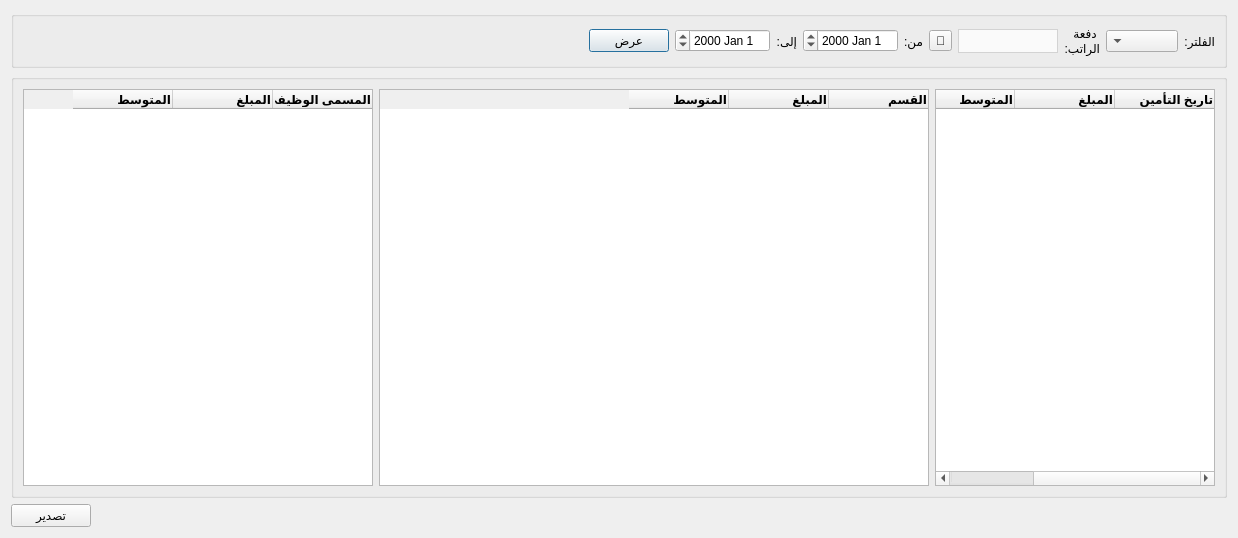
Above: Ui_Insurance_Report.ui from rabee361/E-commerce2 before the change. Below: the same form after it.
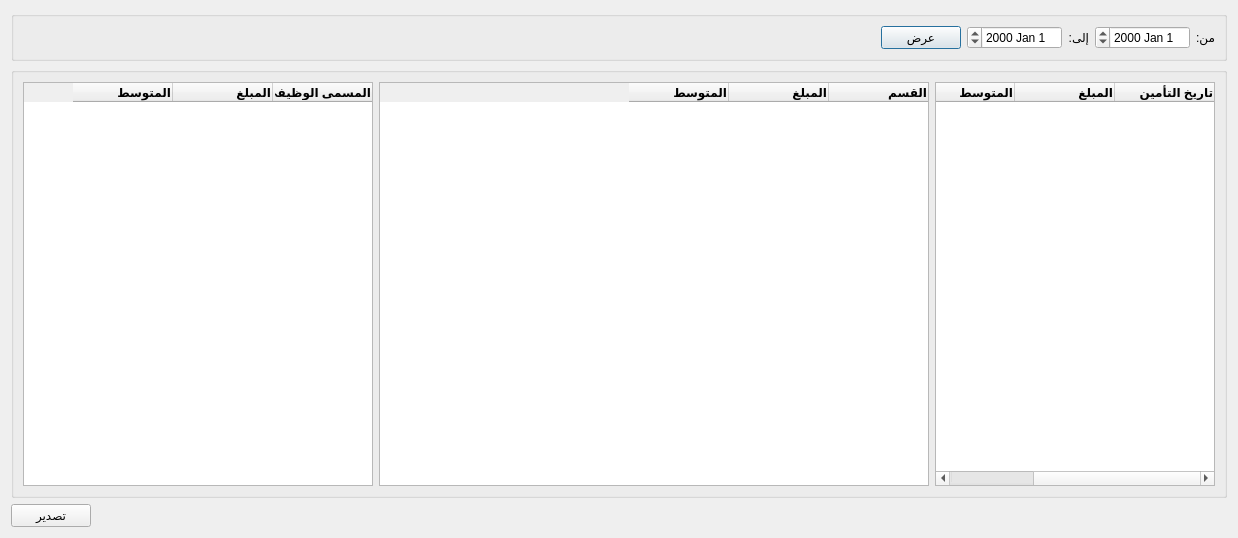
That is the form after the change.

Diff of the .ui file:
```diff
--- a/Ui_Insurance_Report.ui
+++ b/Ui_Insurance_Report.ui
@@ -38,8 +38,18 @@
       <string/>
      </property>
      <layout class="QGridLayout" name="gridLayout">
+      <item row="0" column="3">
+       <widget class="QDateEdit" name="to_date"/>
+      </item>
+      <item row="0" column="2">
+       <widget class="QLabel" name="label_4">
+        <property name="text">
+         <string>إلى:</string>
+        </property>
+       </widget>
+      </item>
       <item row="0" column="0">
-       <widget class="QLabel" name="label_2">
+       <widget class="QLabel" name="label">
         <property name="maximumSize">
          <size>
           <width>16777215</width>
@@ -47,11 +57,24 @@
          </size>
         </property>
         <property name="text">
-         <string>الفلتر:</string>
+         <string>من:</string>
         </property>
        </widget>
       </item>
-      <item row="0" column="10">
+      <item row="0" column="4">
+       <widget class="QPushButton" name="calc_btn">
+        <property name="maximumSize">
+         <size>
+          <width>16777215</width>
+          <height>16777215</height>
+         </size>
+        </property>
+        <property name="text">
+         <string>عرض</string>
+        </property>
+       </widget>
+      </item>
+      <item row="0" column="5">
        <spacer name="horizontalSpacer_3">
         <property name="orientation">
          <enum>Qt::Horizontal</enum>
@@ -64,105 +87,9 @@
         </property>
        </spacer>
       </item>
-      <item row="0" column="7">
-       <widget class="QLabel" name="label_4">
-        <property name="text">
-         <string>إلى:</string>
-        </property>
-       </widget>
-      </item>
-      <item row="0" column="3">
-       <widget class="QComboBox" name="salary_block_combobox">
-        <property name="minimumSize">
-         <size>
-          <width>100</width>
-          <height>0</height>
-         </size>
-        </property>
-        <property name="maximumSize">
-         <size>
-          <width>16777215</width>
-          <height>16777215</height>
-         </size>
-        </property>
-        <property name="styleSheet">
-         <string notr="true">QComboBox {
-        background-color: #fafafa;
-        border: 1px solid lightgrey;		
-		height: 22px;
-		color: black;
-    }
-    QComboBox::drop-down {
-        border: none;
-    }</string>
-        </property>
-       </widget>
-      </item>
-      <item row="0" column="4">
-       <widget class="QToolButton" name="select_salary_block_btn">
-        <property name="text">
-         <string>🔎</string>
-        </property>
-       </widget>
-      </item>
-      <item row="0" column="9">
-       <widget class="QPushButton" name="calc_btn">
-        <property name="maximumSize">
-         <size>
-          <width>16777215</width>
-          <height>16777215</height>
-         </size>
-        </property>
-        <property name="text">
-         <string>عرض</string>
-        </property>
-       </widget>
-      </item>
       <item row="0" column="1">
-       <widget class="QComboBox" name="filter_combobox">
-        <property name="maximumSize">
-         <size>
-          <width>16777215</width>
-          <height>16777215</height>
-         </size>
-        </property>
-       </widget>
-      </item>
-      <item row="0" column="2">
-       <widget class="QLabel" name="label_3">
-        <property name="maximumSize">
-         <size>
-          <width>16777215</width>
-          <height>16777215</height>
-         </size>
-        </property>
-        <property name="text">
-         <string>دفعة الراتب:</string>
-        </property>
-        <property name="wordWrap">
-         <bool>true</bool>
-        </property>
-       </widget>
-      </item>
-      <item row="0" column="5">
-       <widget class="QLabel" name="label">
-        <property name="maximumSize">
-         <size>
-          <width>16777215</width>
-          <height>16777215</height>
-         </size>
-        </property>
-        <property name="text">
-         <string>من:</string>
-        </property>
-       </widget>
-      </item>
-      <item row="0" column="6">
        <widget class="QDateEdit" name="from_date"/>
       </item>
-      <item row="0" column="8">
-       <widget class="QDateEdit" name="to_date"/>
-      </item>
      </layout>
     </widget>
    </item>
```
Left out of the diff: 6 changed lines with no effect on the pictures.
